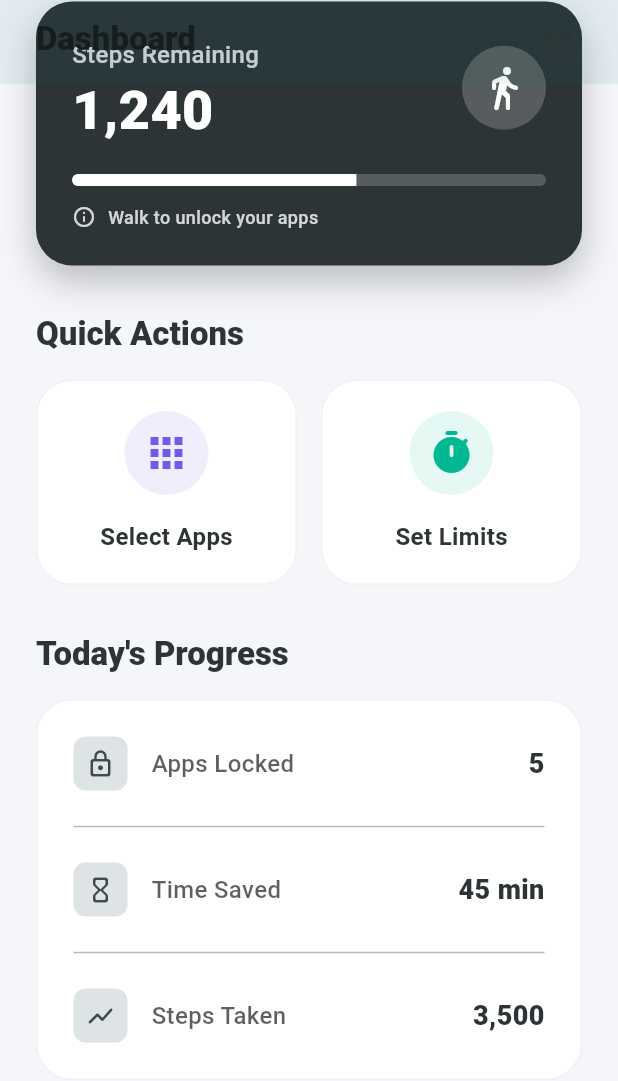
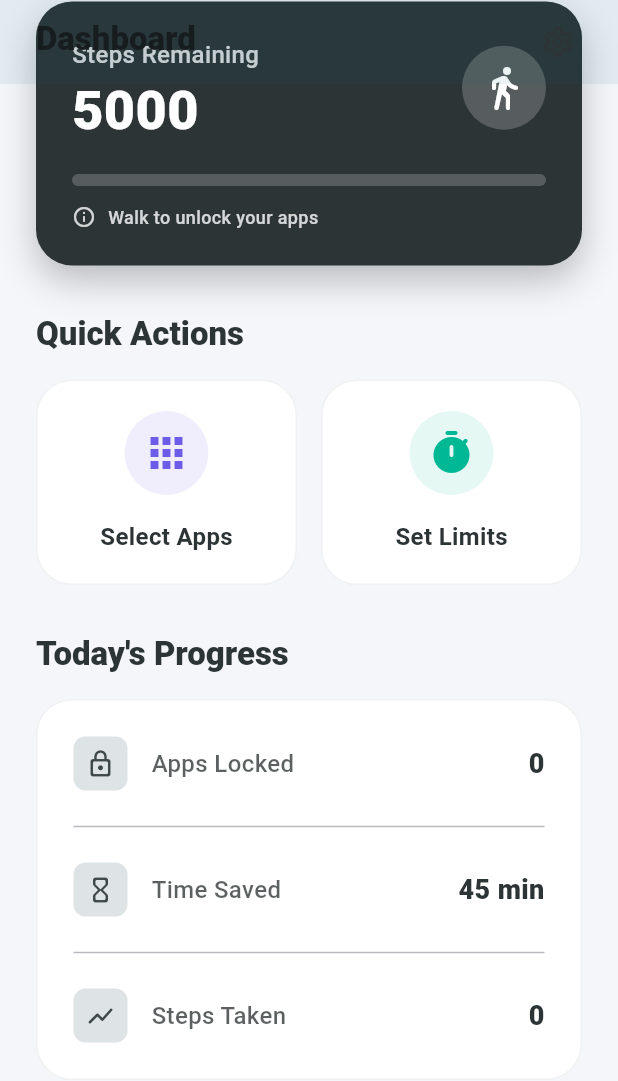
Before and after one commit to dasuntheekshanagit/Move2Unlock, a Flutter app: the DashboardScreen screen opened directly, scrolled down 143 dp, on a phone screen of 412 x 824 dp. Shown: the top 1081 px of the screen. Run offline on Flutter 3.47's test engine with Material 3 defaults, Android fonts, the light colour scheme and no system bars; our stand-ins replace pedometer, permission_handler, shared_preferences; missing offline and left inert: installed_apps, usage_stats; accounts and stored records are empty; Roboto replaces fonts that are missing (WorkSans).

Commit message:
[dasun] impl app lock

```diff
--- a/lib/screens/dashboard_screen.dart
+++ b/lib/screens/dashboard_screen.dart
@@ -1,9 +1,54 @@
 import 'package:flutter/material.dart';
 import 'app_selection_screen.dart';
 import 'limit_settings_screen.dart';
+import '../services/step_service.dart';
+import '../services/app_lock_service.dart';
 
-class DashboardScreen extends StatelessWidget {
+class DashboardScreen extends StatefulWidget {
   const DashboardScreen({super.key});
+
+  @override
+  State<DashboardScreen> createState() => _DashboardScreenState();
+}
+
+class _DashboardScreenState extends State<DashboardScreen> {
+  final StepService _stepService = StepService();
+  final AppLockService _appLockService = AppLockService();
+
+  int _steps = 0;
+  int _lockedAppsCount = 0;
+
+  @override
+  void initState() {
+    super.initState();
+    _initServices();
+  }
+
+  Future<void> _initServices() async {
+    await _stepService.init();
+    await _appLockService.init();
+
+    _stepService.stepStream.listen((steps) {
+      if (mounted) {
+        setState(() {
+          _steps = steps;
+        });
+      }
+    });
+
+    // Initial load
+    setState(() {
+        _steps = _stepService.getCurrentSteps();
+        _lockedAppsCount = _appLockService.lockedPackages.length;
+    });
+  }
+
+  // Refresh locked apps count when returning from selection screen
+  void _refreshData() {
+      setState(() {
+          _lockedAppsCount = _appLockService.lockedPackages.length;
+      });
+  }
 
   @override
   Widget build(BuildContext context) {
@@ -55,10 +100,13 @@ class DashboardScreen extends StatelessWidget {
                           'Select Apps',
                           Icons.apps_rounded,
                           Theme.of(context).colorScheme.secondary,
-                          () => Navigator.push(
-                            context,
-                            MaterialPageRoute(builder: (context) => const AppSelectionScreen()),
-                          ),
+                          () async {
+                            await Navigator.push(
+                              context,
+                              MaterialPageRoute(builder: (context) => const AppSelectionScreen()),
+                            );
+                            _refreshData();
+                          },
                         ),
                       ),
                       const SizedBox(width: 16),
@@ -96,6 +144,13 @@ class DashboardScreen extends StatelessWidget {
   }
 
   Widget _buildStatusCard(BuildContext context) {
+    // Mock goal for now, should come from settings
+    const int stepGoal = 5000;
+    int remaining = stepGoal - _steps;
+    if (remaining < 0) remaining = 0;
+    double progress = _steps / stepGoal;
+    if (progress > 1.0) progress = 1.0;
+
     return Container(
       padding: const EdgeInsets.all(24),
       decoration: BoxDecoration(
@@ -126,9 +181,9 @@ class DashboardScreen extends StatelessWidget {
                     ),
                   ),
                   const SizedBox(height: 8),
-                  const Text(
-                    '1,240',
-                    style: TextStyle(
+                  Text(
+                    '$remaining',
+                    style: const TextStyle(
                       color: Colors.white,
                       fontSize: 36,
                       fontWeight: FontWeight.w800,
@@ -155,7 +210,7 @@ class DashboardScreen extends StatelessWidget {
           ClipRRect(
             borderRadius: BorderRadius.circular(8),
             child: LinearProgressIndicator(
-              value: 0.6,
+              value: progress,
               backgroundColor: Colors.white.withOpacity(0.2),
               valueColor: const AlwaysStoppedAnimation<Color>(Colors.white),
               minHeight: 8,
@@ -241,7 +296,7 @@ class DashboardScreen extends StatelessWidget {
       ),
       child: Column(
         children: [
-          _buildStatRow(context, 'Apps Locked', '5', Icons.lock_outline_rounded),
+          _buildStatRow(context, 'Apps Locked', '$_lockedAppsCount', Icons.lock_outline_rounded),
           Padding(
             padding: const EdgeInsets.symmetric(vertical: 16),
             child: Divider(color: Theme.of(context).dividerColor.withOpacity(0.5)),
@@ -251,7 +306,7 @@ class DashboardScreen extends StatelessWidget {
             padding: const EdgeInsets.symmetric(vertical: 16),
             child: Divider(color: Theme.of(context).dividerColor.withOpacity(0.5)),
           ),
-          _buildStatRow(context, 'Steps Taken', '3,500', Icons.show_chart_rounded),
+          _buildStatRow(context, 'Steps Taken', '$_steps', Icons.show_chart_rounded),
         ],
       ),
     );
--- a/lib/services/app_lock_service.dart
+++ b/lib/services/app_lock_service.dart
@@ -23,6 +23,9 @@ class AppLockService {
     final prefs = await SharedPreferences.getInstance();
     _lockedPackages = prefs.getStringList('locked_apps') ?? [];
   }
+
+  // Getter for locked packages
+  List<String> get lockedPackages => _lockedPackages;
 
   Future<void> setLockedApps(List<String> packages) async {
     _lockedPackages = packages;
```
Also changed, not shown: lib/screens/app_selection_screen.dart (+77 -22 lines).
